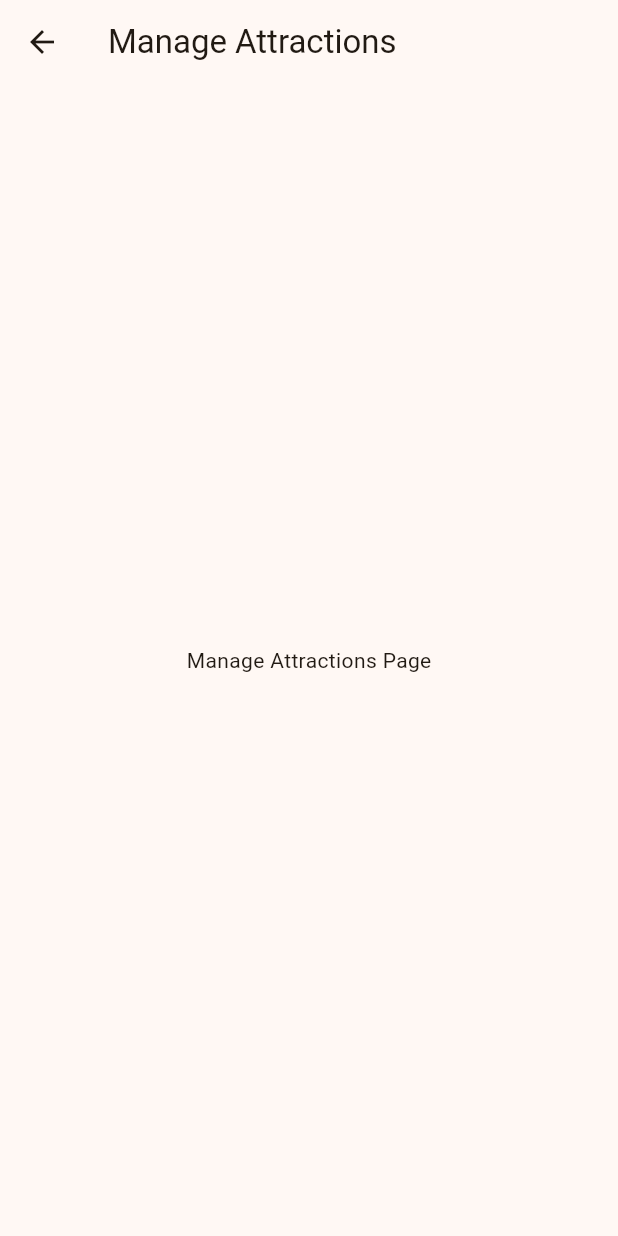
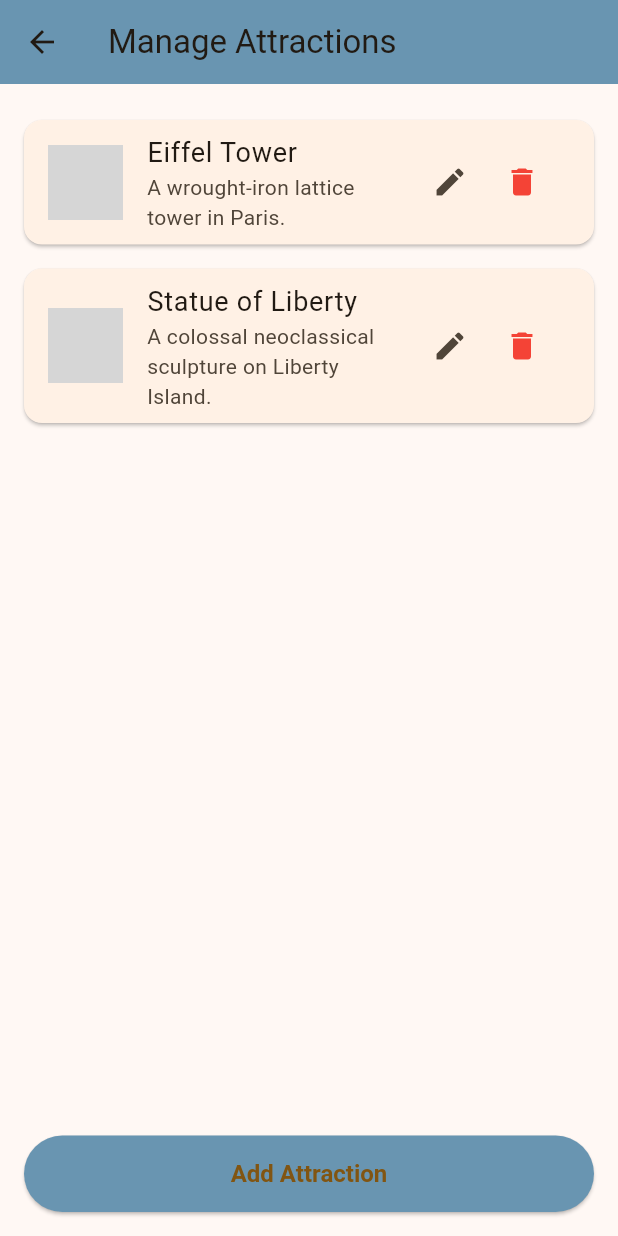
Before and after one commit to Daniyal2472/city_guide, a Flutter app: the AdminPage screen opened directly, after a tap on "Manage Attractions", on a phone screen of 412 x 824 dp. Run offline on Flutter 3.47's test engine with Material 3 defaults, Android fonts, the phone set to English and light mode, and no system bars; our stand-ins replace cloud_firestore, firebase_auth, firebase_core, shared_preferences; accounts and stored records are empty; network calls fail; grey boxes are pictures that could not be loaded.

Commit message:
attraction design

```diff
--- a/city_guide/lib/main.dart
+++ b/city_guide/lib/main.dart
@@ -35,7 +35,7 @@ class MyApp extends StatelessWidget {
         useMaterial3: true,
       ),
       // Redirect user based on login status
-      home: isLoggedIn ? const AdminPage() : ManageCitiesPage(),
+      home: isLoggedIn ? const AdminPage() : const AdminPage(),
     );
   }
 }
--- /dev/null
+++ b/city_guide/lib/screens/admin/ManageAttractionsPage.dart
@@ -0,0 +1,252 @@
+import 'package:flutter/material.dart';
+
+class ManageAttractionsPage extends StatefulWidget {
+  const ManageAttractionsPage({super.key});
+
+  @override
+  _ManageAttractionsPageState createState() => _ManageAttractionsPageState();
+}
+
+class _ManageAttractionsPageState extends State<ManageAttractionsPage> {
+  // Static list of attractions
+  final List<Map<String, String>> attractions = [
+    {
+      "name": "Eiffel Tower",
+      "imageUrl": "https://example.com/eiffel.jpg",
+      "description": "A wrought-iron lattice tower in Paris."
+    },
+    {
+      "name": "Statue of Liberty",
+      "imageUrl": "https://example.com/statue.jpg",
+      "description": "A colossal neoclassical sculpture on Liberty Island."
+    },
+  ];
+
+  // Controllers for form inputs
+  final _formKey = GlobalKey<FormState>();
+  final TextEditingController _nameController = TextEditingController();
+  final TextEditingController _imageUrlController = TextEditingController();
+  final TextEditingController _descriptionController = TextEditingController();
+
+  // Function to delete an attraction
+  void deleteAttraction(int index) {
+    setState(() {
+      attractions.removeAt(index);
+    });
+    ScaffoldMessenger.of(context).showSnackBar(
+      SnackBar(content: Text("Attraction deleted successfully")),
+    );
+  }
+
+  // Function to add a new attraction
+  void addAttraction() {
+    if (_formKey.currentState?.validate() ?? false) {
+      setState(() {
+        attractions.add({
+          "name": _nameController.text,
+          "imageUrl": _imageUrlController.text,
+          "description": _descriptionController.text,
+        });
+      });
+      _nameController.clear();
+      _imageUrlController.clear();
+      _descriptionController.clear();
+      Navigator.pop(context); // Close the dialog
+      ScaffoldMessenger.of(context).showSnackBar(
+        const SnackBar(content: Text("Attraction added successfully")),
+      );
+    }
+  }
+
+  // Function to show the add/edit attraction form
+  void showAttractionForm({String? name, String? imageUrl, String? description, int? index}) {
+    if (index != null) {
+      _nameController.text = name!;
+      _imageUrlController.text = imageUrl!;
+      _descriptionController.text = description!;
+    } else {
+      _nameController.clear();
+      _imageUrlController.clear();
+      _descriptionController.clear();
+    }
+
+    showDialog(
+      context: context,
+      builder: (context) => AlertDialog(
+        title: Text(index != null ? 'Edit Attraction' : 'Add New Attraction'),
+        content: Form(
+          key: _formKey,
+          child: SingleChildScrollView(
+            child: Column(
+              mainAxisSize: MainAxisSize.min,
+              children: [
+                TextFormField(
+                  controller: _nameController,
+                  decoration: const InputDecoration(
+                    labelText: 'Attraction Name',
+                    border: OutlineInputBorder(),
+                  ),
+                  validator: (value) {
+                    if (value == null || value.isEmpty) {
+                      return 'Please enter a name';
+                    }
+                    return null;
+                  },
+                ),
+                const SizedBox(height: 16),
+                TextFormField(
+                  controller: _imageUrlController,
+                  decoration: const InputDecoration(
+                    labelText: 'Image URL',
+                    border: OutlineInputBorder(),
+                  ),
+                  validator: (value) {
+                    if (value == null || value.isEmpty) {
+                      return 'Please enter an image URL';
+                    }
+                    return null;
+                  },
+                ),
+                const SizedBox(height: 16),
+                TextFormField(
+                  controller: _descriptionController,
+                  decoration: const InputDecoration(
+                    labelText: 'Description',
+                    border: OutlineInputBorder(),
+                  ),
+                  maxLines: 3,
+                  validator: (value) {
+                    if (value == null || value.isEmpty) {
+                      return 'Please enter a description';
+                    }
+                    return null;
+                  },
+                ),
+                const SizedBox(height: 16),
+                if (_imageUrlController.text.isNotEmpty)
+                  Image.network(
+                    _imageUrlController.text,
+                    width: 100,
+                    height: 100,
+                    fit: BoxFit.cover,
+                  ),
+              ],
+            ),
+          ),
+        ),
+        actions: [
+          TextButton(
+            onPressed: () {
+              Navigator.pop(context); // Close the dialog without saving
+            },
+            child: const Text('Cancel'),
+          ),
+          ElevatedButton(
+            onPressed: () {
+              if (index != null) {
+                setState(() {
+                  attractions[index] = {
+                    "name": _nameController.text,
+                    "imageUrl": _imageUrlController.text,
+                    "description": _descriptionController.text,
+                  };
+                });
+                Navigator.pop(context); // Close the dialog
+                ScaffoldMessenger.of(context).showSnackBar(
+                  const SnackBar(content: Text("Attraction updated successfully")),
+                );
+              } else {
+                addAttraction();
+              }
+            },
+            style: ElevatedButton.styleFrom(
+              backgroundColor: const Color(0xFF6995B1), // Button color
+            ),
+            child: Text(index != null ? 'Update Attraction' : 'Add Attraction'),
+          ),
+        ],
+      ),
+    );
+  }
+
+  @override
+  Widget build(BuildContext context) {
+    return Scaffold(
+      appBar: AppBar(
+        title: const Text("Manage Attractions"),
+        backgroundColor: const Color(0xFF6995B1),
+        leading: IconButton(
+          icon: const Icon(Icons.arrow_back),
+          onPressed: () {
+            Navigator.pop(context); // Navigate back to the previous page
+          },
+        ),
+      ),
+      body: Padding(
+        padding: const EdgeInsets.all(16.0),
+        child: Column(
+          children: [
+            // List of attractions
+            Expanded(
+              child: ListView.builder(
+                itemCount: attractions.length,
+                itemBuilder: (context, index) {
+                  return Card(
+                    margin: const EdgeInsets.symmetric(vertical: 8.0),
+                    child: ListTile(
+                      title: Text(
+                        attractions[index]["name"]!,
+                        style: const TextStyle(fontSize: 18),
+                      ),
+                      subtitle: Text(attractions[index]["description"]!),
+                      leading: Image.network(
+                        attractions[index]["imageUrl"]!,
+                        width: 50,
+                        height: 50,
+                        fit: BoxFit.cover,
+                      ),
+                      trailing: Row(
+                        mainAxisSize: MainAxisSize.min,
+                        children: [
+                          IconButton(
+                            icon: const Icon(Icons.edit),
+                            onPressed: () {
+                              showAttractionForm(
+                                name: attractions[index]["name"],
+                                imageUrl: attractions[index]["imageUrl"],
+                                description: attractions[index]["description"],
+                                index: index,
+                              );
+                            },
+                          ),
+                          IconButton(
+                            icon: const Icon(Icons.delete, color: Colors.red),
+                            onPressed: () => deleteAttraction(index),
+                          ),
+                        ],
+                      ),
+                    ),
+                  );
+                },
+              ),
+            ),
+            // Add Attraction Button
+            ElevatedButton(
+              onPressed: () => showAttractionForm(),
+              style: ElevatedButton.styleFrom(
+                minimumSize: const Size(double.infinity, 50),
+                backgroundColor: const Color(0xFF6995B1), // Button color
+                padding: const EdgeInsets.symmetric(vertical: 16, horizontal: 32),
+                textStyle: const TextStyle(fontSize: 16, fontWeight: FontWeight.bold),
+                shape: RoundedRectangleBorder(
+                  borderRadius: BorderRadius.circular(30), // Rounded corners
+                ),
+              ),
+              child: const Text("Add Attraction"),
+            ),
+          ],
+        ),
+      ),
+    );
+  }
+}
--- a/city_guide/lib/screens/admin/adminscreen.dart
+++ b/city_guide/lib/screens/admin/adminscreen.dart
@@ -1,9 +1,25 @@
+import 'package:city_guide/screens/admin/ManageAttractionsPage.dart';
 import 'package:city_guide/screens/admin/ManageCitiesPage.dart';
-import 'package:city_guide/screens/auth/login.dart';
 import 'package:flutter/material.dart';
 import 'package:shared_preferences/shared_preferences.dart';
 
-// Admin Page
+void main() {
+  runApp(const MyApp());
+}
+
+class MyApp extends StatelessWidget {
+  const MyApp({super.key});
+
+  @override
+  Widget build(BuildContext context) {
+    return MaterialApp(
+      title: 'Admin Dashboard',
+      theme: ThemeData(primarySwatch: Colors.blue),
+      home: const AdminPage(),
+    );
+  }
+}
+
 class AdminPage extends StatelessWidget {
   const AdminPage({super.key});
 
@@ -13,22 +29,22 @@ class AdminPage extends StatelessWidget {
       appBar: AppBar(
         title: const Text(
           'Admin Dashboard',
-          style: TextStyle(fontFamily: 'Montserrat', fontWeight: FontWeight.bold),
+          style: TextStyle(
+            fontFamily: 'Montserrat',
+            fontWeight: FontWeight.bold,
+            color: Colors.white,
+          ),
         ),
-        backgroundColor: const Color(0xFFFFFFFF),
+        backgroundColor: const Color(0xFF6995B1),
         actions: [
           IconButton(
-            icon: const Icon(Icons.logout),
+            icon: const Icon(Icons.logout, color: Colors.white),
             onPressed: () async {
-              // Handle logout functionality
               try {
                 SharedPreferences prefs = await SharedPreferences.getInstance();
                 await prefs.clear();
-                print('Preferences cleared successfully.');
-
-                // Navigate to the login page
                 Navigator.of(context).pushAndRemoveUntil(
-                  MaterialPageRoute(builder: (context) =>  LoginScreen()),
+                  MaterialPageRoute(builder: (context) => const LoginScreen()),
                   (route) => false,
                 );
               } catch (e) {
@@ -38,32 +54,48 @@ class AdminPage extends StatelessWidget {
           ),
         ],
       ),
-      body: SingleChildScrollView(
-        child: Padding(
-          padding: const EdgeInsets.all(16.0),
+      body: Container(
+        decoration: const BoxDecoration(
+          gradient: LinearGradient(
+            colors: [Color(0xFFeef1f3), Color(0xFFdbdbdb)],
+            begin: Alignment.topLeft,
+            end: Alignment.bottomRight,
+          ),
+        ),
+        child: SingleChildScrollView(
+          padding: const EdgeInsets.all(20.0),
           child: Column(
             crossAxisAlignment: CrossAxisAlignment.start,
             children: [
-              // Welcome Section
               const Text(
                 "Welcome, Admin!",
                 style: TextStyle(
                   fontSize: 28,
                   fontWeight: FontWeight.bold,
                   fontFamily: 'Montserrat',
-                  color: Color(0xFFDEAD6F),
+                  color: Color.fromARGB(255, 10, 10, 10),
                 ),
               ),
-              const SizedBox(height: 16),
+              const SizedBox(height: 10),
               const Text(
                 "Manage your platform efficiently using the tools below.",
-                style: TextStyle(fontSize: 16, color: Color(0xFF727272)),
+                style: TextStyle(
+                  fontSize: 16,
+                  color: Color(0xFF727272),
+                ),
               ),
-              const SizedBox(height: 32),
-
-              // Dashboard Stats
+              const SizedBox(height: 30),
+              const Text(
+                "Quick Status",
+                style: TextStyle(
+                  fontSize: 20,
+                  fontWeight: FontWeight.bold,
+                  fontFamily: 'Montserrat',
+                ),
+              ),
+              const SizedBox(height: 10),
               Row(
-                mainAxisAlignment: MainAxisAlignment.spaceBetween,
+                mainAxisAlignment: MainAxisAlignment.spaceAround,
                 children: [
                   DashboardCard(
                     title: "Cities",
@@ -71,10 +103,11 @@ class AdminPage extends StatelessWidget {
                     icon: Icons.location_city,
                     color: Colors.blue,
                     onTap: () {
-                      // Navigate to Manage Cities
                       Navigator.push(
                         context,
-                        MaterialPageRoute(builder: (context) =>  ManageCitiesPage()),
+                        MaterialPageRoute(
+                          builder: (context) => const ManageCitiesPage(),
+                        ),
                       );
                     },
                   ),
@@ -84,23 +117,31 @@ class AdminPage extends StatelessWidget {
                     icon: Icons.place,
                     color: Colors.green,
                     onTap: () {
-                      // Navigate to Manage Attractions
                       Navigator.push(
                         context,
-                        MaterialPageRoute(builder: (context) => const ManageAttractionsPage()),
+                        MaterialPageRoute(
+                          builder: (context) => const ManageAttractionsPage(),
+                        ),
                       );
                     },
                   ),
+                ],
+              ),
+              const SizedBox(height: 20),
+              Row(
+                mainAxisAlignment: MainAxisAlignment.spaceAround,
+                children: [
                   DashboardCard(
                     title: "Users",
                     count: 1200,
                     icon: Icons.people,
                     color: Colors.orange,
                     onTap: () {
-                      // Navigate to User Management
                       Navigator.push(
                         context,
-                        MaterialPageRoute(builder: (context) => const ManageUsersPage()),
+                        MaterialPageRoute(
+                          builder: (context) => const ManageUsersPage(),
+                        ),
                       );
                     },
                   ),
@@ -110,28 +151,36 @@ class AdminPage extends StatelessWidget {
                     icon: Icons.rate_review,
                     color: Colors.purple,
                     onTap: () {
-                      // Navigate to Manage Reviews
                       Navigator.push(
                         context,
-                        MaterialPageRoute(builder: (context) => const ManageReviewsPage()),
+                        MaterialPageRoute(
+                          builder: (context) => const ManageReviewsPage(),
+                        ),
                       );
                     },
                   ),
                 ],
               ),
-              const SizedBox(height: 32),
-
-              // Management Sections
-              const SectionHeader(title: "Management"),
+              const SizedBox(height: 30),
+              const Text(
+                "Management Tools",
+                style: TextStyle(
+                  fontSize: 20,
+                  fontWeight: FontWeight.bold,
+                  fontFamily: 'Montserrat',
+                ),
+              ),
+              const SizedBox(height: 10),
               AdminActionCard(
                 title: "Manage Cities",
                 description: "Add, edit, or delete city data.",
                 icon: Icons.location_city,
                 onTap: () {
-                  // Navigate to Manage Cities Page
                   Navigator.push(
                     context,
-                    MaterialPageRoute(builder: (context) =>   ManageCitiesPage()),
+                    MaterialPageRoute(
+                      builder: (context) => ManageCitiesPage(),
+                    ),
                   );
                 },
               ),
@@ -140,10 +189,11 @@ class AdminPage extends StatelessWidget {
                 description: "Add, edit, or delete attractions.",
                 icon: Icons.place,
                 onTap: () {
-                  // Navigate to Manage Attractions Page
                   Navigator.push(
                     context,
-                    MaterialPageRoute(builder: (context) => const ManageAttractionsPage()),
+                    MaterialPageRoute(
+                      builder: (context) => ManageAttractionsPage(),
+                    ),
                   );
                 },
               ),
@@ -152,10 +202,11 @@ class AdminPage extends StatelessWidget {
                 description: "Moderate user reviews.",
                 icon: Icons.rate_review,
                 onTap: () {
-                  // Navigate to Manage Reviews Page
                   Navigator.push(
                     context,
-                    MaterialPageRoute(builder: (context) => const ManageReviewsPage()),
+                    MaterialPageRoute(
+                      builder: (context) => const ManageReviewsPage(),
+                    ),
                   );
                 },
               ),
@@ -164,23 +215,12 @@ class AdminPage extends StatelessWidget {
                 description: "Add, edit, or delete city-specific events.",
                 icon: Icons.event,
                 onTap: () {
-                  // Navigate to Event Management Page
                   Navigator.push(
                     context,
-                    MaterialPageRoute(builder: (context) => const ManageEventsPage()),
+                    MaterialPageRoute(
+                      builder: (context) => const EventManagementPage(),
+                    ),
                   );
-                },
-              ),
-              const SizedBox(height: 32),
-
-              // Notifications Section
-              const SectionHeader(title: "Notifications"),
-              AdminActionCard(
-                title: "Create Notifications",
-                description: "Send notifications to users.",
-                icon: Icons.notifications,
-                onTap: () {
-                  // Navigate to Notifications Page
                 },
               ),
             ],
@@ -191,7 +231,6 @@ class AdminPage extends StatelessWidget {
   }
 }
 
-// Reusable Widgets
 class DashboardCard extends StatelessWidget {
   final String title;
   final int count;
@@ -213,54 +252,47 @@ class DashboardCard extends StatelessWidget {
     return GestureDetector(
       onTap: onTap,
       child: Container(
-        width: MediaQuery.of(context).size.width / 4 - 16,
+        width: MediaQuery.of(context).size.width * 0.4,
         padding: const EdgeInsets.all(16),
         decoration: BoxDecoration(
-          color: color.withOpacity(0.2),
+          gradient: LinearGradient(
+            colors: [color.withOpacity(0.5), color.withOpacity(0.9)],
+            begin: Alignment.topLeft,
+            end: Alignment.bottomRight,
+          ),
           borderRadius: BorderRadius.circular(12),
+          boxShadow: [
+            BoxShadow(
+              color: color.withOpacity(0.3),
+              blurRadius: 8,
+              offset: const Offset(2, 4),
+            ),
+          ],
         ),
         child: Column(
           mainAxisAlignment: MainAxisAlignment.center,
           children: [
-            Icon(icon, size: 36, color: color),
+            Icon(icon, size: 36, color: Colors.white),
             const SizedBox(height: 8),
             Text(
               "$count",
-              style: TextStyle(
+              style: const TextStyle(
                 fontSize: 24,
                 fontWeight: FontWeight.bold,
-                color: color,
+                color: Colors.white,
               ),
             ),
             const SizedBox(height: 4),
             Text(
               title,
-              style: TextStyle(
+              style: const TextStyle(
                 fontSize: 14,
                 fontWeight: FontWeight.w500,
-                color: color,
+                color: Colors.white,
               ),
             ),
           ],
         ),
-      ),
-    );
-  }
-}
-
-class SectionHeader extends StatelessWidget {
-  final String title;
-
-  const SectionHeader({super.key, required this.title});
-
-  @override
-  Widget build(BuildContext context) {
-    return Text(
-      title,
-      style: const TextStyle(
-        fontSize: 20,
-        fontWeight: FontWeight.bold,
-        fontFamily: 'Montserrat',
       ),
     );
   }
@@ -288,7 +320,7 @@ class AdminActionCard extends StatelessWidget {
         margin: const EdgeInsets.symmetric(vertical: 8),
         padding: const EdgeInsets.all(16),
         decoration: BoxDecoration(
-          color: const Color(0xFFF5F5F5),
+          color: Colors.white,
           borderRadius: BorderRadius.circular(12),
           boxShadow: [
             BoxShadow(
@@ -315,7 +347,10 @@ class AdminActionCard extends StatelessWidget {
                 const SizedBox(height: 4),
                 Text(
                   description,
-                  style: const TextStyle(fontSize: 14, color: Colors.grey),
+                  style: const TextStyle(
+                    fontSize: 14,
+                    color: Colors.grey,
+                  ),
                 ),
               ],
             ),
@@ -326,43 +361,19 @@ class AdminActionCard extends StatelessWidget {
   }
 }
 
-// Placeholder LoginPage
-class LoginPage extends StatelessWidget {
-  const LoginPage({super.key});
-
-  @override
-  Widget build(BuildContext context) {
-    return Scaffold(
-      appBar: AppBar(title: const Text('Login')),
-      body: const Center(
-        child: Text('Login Page'),
-      ),
-    );
-  }
-}
-
-
-
-class ManageAttractionsPage extends StatelessWidget {
-  const ManageAttractionsPage({super.key});
-
-  @override
-  Widget build(BuildContext context) {
-    return Scaffold(
-      appBar: AppBar(title: const Text('Manage Attractions')),
-      body: const Center(child: Text('Manage Attractions Page')),
-    );
-  }
-}
-
 class ManageUsersPage extends StatelessWidget {
   const ManageUsersPage({super.key});
 
   @override
   Widget build(BuildContext context) {
     return Scaffold(
-      appBar: AppBar(title: const Text('Manage Users')),
-      body: const Center(child: Text('Manage Users Page')),
+      appBar: AppBar(
+        title: const Text("Manage Users"),
+        backgroundColor: const Color(0xFF6995B1),
+      ),
+      body: const Center(
+        child: Text("Manage Users Page Placeholder"),
+      ),
     );
   }
 }
@@ -373,20 +384,47 @@ class ManageReviewsPage extends StatelessWidget {
   @override
   Widget build(BuildContext context) {
     return Scaffold(
-      appBar: AppBar(title: const Text('Manage Reviews')),
-      body: const Center(child: Text('Manage Reviews Page')),
+      appBar: AppBar(
+        title: const Text("Manage Reviews"),
+        backgroundColor: const Color(0xFF6995B1),
+      ),
+      body: const Center(
+        child: Text("Manage Reviews Page Placeholder"),
+      ),
     );
   }
 }
 
-class ManageEventsPage extends StatelessWidget {
-  const ManageEventsPage({super.key});
+class EventManagementPage extends StatelessWidget {
+  const EventManagementPage({super.key});
 
   @override
   Widget build(BuildContext context) {
     return Scaffold(
-      appBar: AppBar(title: const Text('Manage Events')),
-      body: const Center(child: Text('Manage Events Page')),
+      appBar: AppBar(
+        title: const Text("Event Management"),
+        backgroundColor: const Color(0xFF6995B1),
+      ),
+      body: const Center(
+        child: Text("Event Management Page Placeholder"),
+      ),
     );
   }
 }
+
+class LoginScreen extends StatelessWidget {
+  const LoginScreen({super.key});
+
+  @override
+  Widget build(BuildContext context) {
+    return Scaffold(
+      appBar: AppBar(
+        title: const Text("Login"),
+        backgroundColor: const Color(0xFF6995B1),
+      ),
+      body: const Center(
+        child: Text("Login Screen Placeholder"),
+      ),
+    );
+  }
+}
```
Also changed, not shown: city_guide/lib/screens/admin/addcity.dart (deleted).
